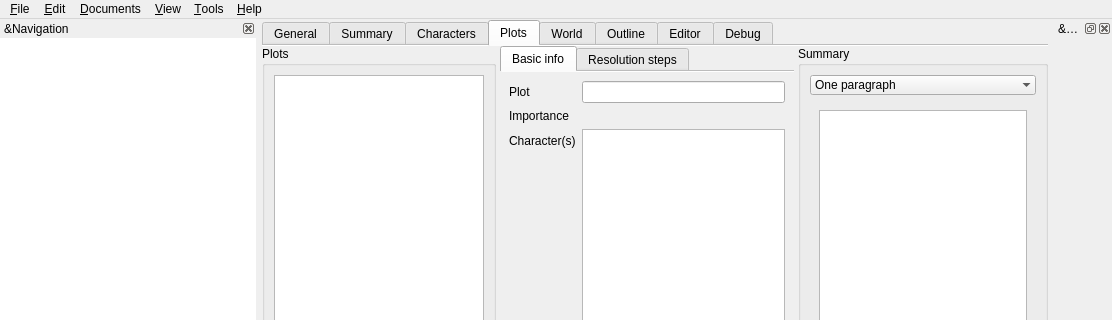
Old version of the form manuskript/ui/mainWindow.ui in the repository olivierkes/manuskript; both pictures show x 0 to 1112 and y 0 to 320 of the 1112 by 808 pixel window.
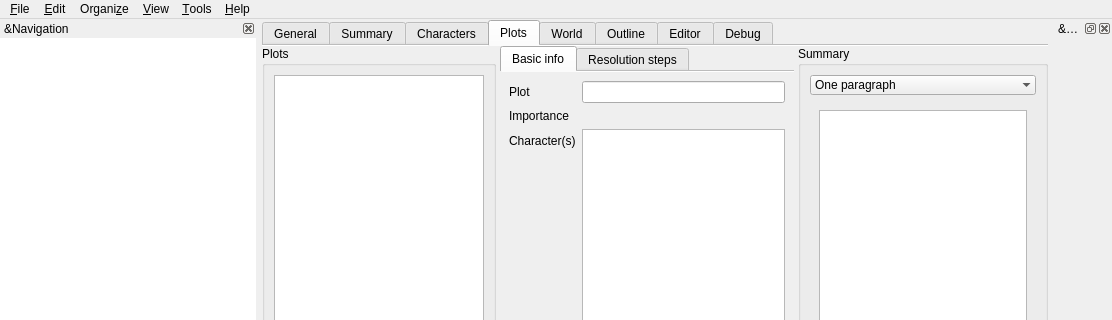
New version of the form. Icons and pictures are not drawn. Custom widgets are drawn as their Qt base class.

Commit message: Changes menu organization #229

```diff
--- a/manuskript/ui/mainWindow.ui
+++ b/manuskript/ui/mainWindow.ui
@@ -2156,9 +2156,9 @@
     <addaction name="menuMode"/>
     <addaction name="separator"/>
    </widget>
-   <widget class="QMenu" name="menuDocuments">
+   <widget class="QMenu" name="menuOrganize">
     <property name="title">
-     <string>&amp;Documents</string>
+     <string>Organi&amp;ze</string>
     </property>
     <addaction name="actCopy"/>
     <addaction name="actCut"/>
@@ -2177,7 +2177,7 @@
    </widget>
    <addaction name="menuFile"/>
    <addaction name="menuEdit"/>
-   <addaction name="menuDocuments"/>
+   <addaction name="menuOrganize"/>
    <addaction name="menuView"/>
    <addaction name="menuTools"/>
    <addaction name="menuHelp"/>
```
Left out of the diff: 19 changed lines with no effect on the pictures. The commit also changes 2 other files.
